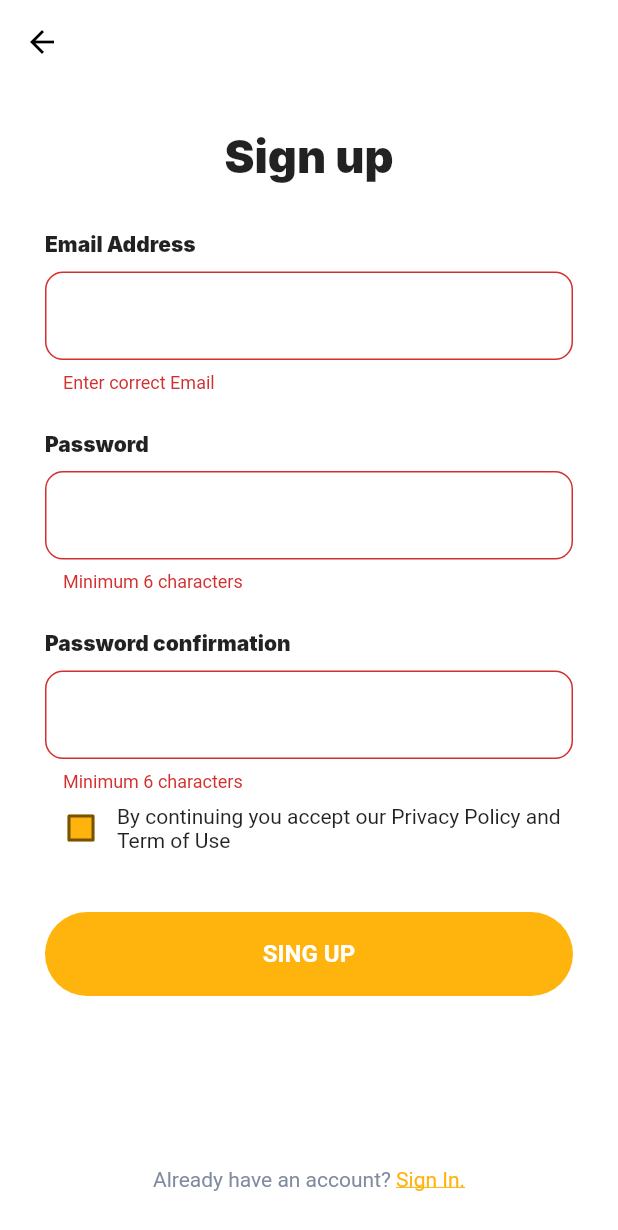
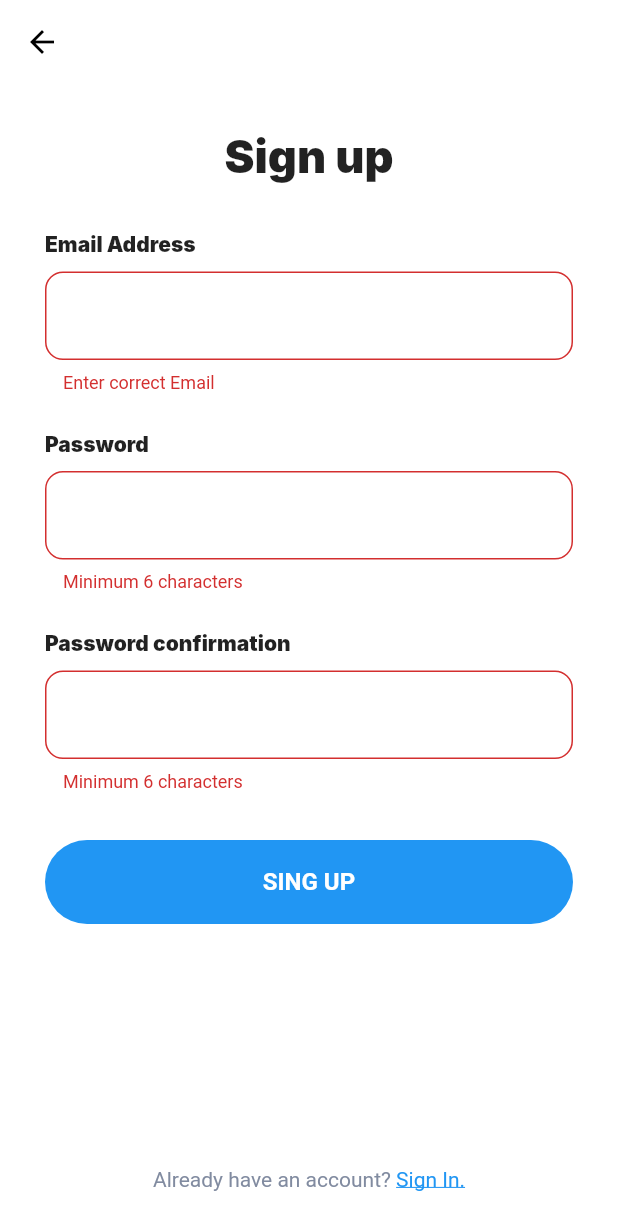
Before and after one commit to DutkinTE/hack, a Flutter app: the SignUpScreen screen opened by its route, after a tap on "SING UP", on a phone screen of 412 x 824 dp. Shown: the top 1230 px of the screen. Run offline on Flutter 3.47's test engine with Material 2 defaults, Android fonts, the phone set to English and light mode, and no system bars; our stand-ins replace cloud_firestore, email_validator, firebase_auth, firebase_core; accounts and stored records are empty; Roboto replaces fonts that are missing (Inter).

Commit message:
небольшие поправки, экран создания

```diff
--- a/lib/main.dart
+++ b/lib/main.dart
@@ -1,5 +1,6 @@
 import 'package:firebase_core/firebase_core.dart';
 import 'package:flutter/material.dart';
+import 'package:hack/screens/create_screen.dart';
 import 'package:hack/screens/home_screen.dart';
 import 'package:hack/screens/login/firebase_stream.dart';
 import 'package:hack/screens/login/login_screen.dart';
@@ -31,6 +32,7 @@ class MyApp extends StatelessWidget {
         '/signup': (context) => const SignUpScreen(),
         '/reset_password': (context) => const ResetPasswordScreen(),
         '/verify_email': (context) => const VerifyEmailScreen(),
+        '/create': (context) => const CreateScreen()
       },
       initialRoute: '/',
     );
--- a/lib/screens/login/login_screen.dart
+++ b/lib/screens/login/login_screen.dart
@@ -148,7 +148,7 @@ class _LoginScreenState extends State<LoginScreen> {
                   ElevatedButton(
                     style: ButtonStyle(
                       backgroundColor: MaterialStateProperty.all<Color>(
-                          const Color.fromRGBO(255, 179, 13, 1)),
+                          Colors.blue,),
                       elevation: MaterialStateProperty.all(0),
                       shape: MaterialStateProperty.all(
                         RoundedRectangleBorder(
@@ -189,7 +189,7 @@ class _LoginScreenState extends State<LoginScreen> {
                         child: const Text(
                           'Sign Up.',
                           style: TextStyle(
-                              color: Color.fromRGBO(255, 179, 13, 1),
+                              color: Colors.blue,
                               fontWeight: FontWeight.normal,
                               decoration: TextDecoration.underline,
                               fontSize: 14,
--- a/lib/screens/login/reset_password.dart
+++ b/lib/screens/login/reset_password.dart
@@ -119,7 +119,7 @@ class _ResetPasswordScreenState extends State<ResetPasswordScreen> {
               ElevatedButton(
                 style: ButtonStyle(
                   backgroundColor: MaterialStateProperty.all<Color>(
-                      const Color.fromRGBO(255, 179, 13, 1)),
+                      Colors.blue,),
                   elevation: MaterialStateProperty.all(0),
                   shape: MaterialStateProperty.all(
                     RoundedRectangleBorder(
--- a/lib/screens/login/signup_screen.dart
+++ b/lib/screens/login/signup_screen.dart
@@ -15,7 +15,6 @@ class SignUpScreen extends StatefulWidget {
 
 class _SignUpScreen extends State<SignUpScreen> {
   bool isHiddenPassword = true;
-  bool accept = false;
   TextEditingController emailTextInputController = TextEditingController();
   TextEditingController passwordTextInputController = TextEditingController();
   TextEditingController passwordTextRepeatInputController =
@@ -53,14 +52,6 @@ class _SignUpScreen extends State<SignUpScreen> {
       return;
     }
 
-    if (accept == false) {
-        SnackBarService.showSnackBar(
-          context,
-          'To continue accept our Privacy Policy and Terms of Use',
-          true,
-        );
-        return;
-      }
 
     try {
       await FirebaseAuth.instance.createUserWithEmailAndPassword(
@@ -204,28 +195,13 @@ class _SignUpScreen extends State<SignUpScreen> {
                           borderRadius: BorderRadius.circular(12)),
                     ),
                   ),
-                  Row(
-                    children: [
-                      Checkbox(
-                        value: accept,
-                        fillColor: MaterialStateProperty.all<Color>(
-                              const Color.fromRGBO(255, 179, 13, 1)),
-                        onChanged: (bool? value) {
-                          setState(() {
-                            accept = value!;
-                          });
-                        },
-                      ),
-                      const Flexible(child: Text('By continuing you accept our Privacy Policy and Term of Use'))
-                    ],
-                  ),
                   const SizedBox(
                     height: 32,
                   ),
                   ElevatedButton(
                     style: ButtonStyle(
                       backgroundColor: MaterialStateProperty.all<Color>(
-                          const Color.fromRGBO(255, 179, 13, 1)),
+                          Colors.blue,),
                       elevation: MaterialStateProperty.all(0),
                       shape: MaterialStateProperty.all(
                         RoundedRectangleBorder(
@@ -264,7 +240,7 @@ class _SignUpScreen extends State<SignUpScreen> {
                         child: const Text(
                           'Sign In.',
                           style: TextStyle(
-                              color: Color.fromRGBO(255, 179, 13, 1),
+                              color: Colors.blue,
                               fontWeight: FontWeight.normal,
                               decoration: TextDecoration.underline,
                               fontSize: 14),
--- a/lib/widgets/profile_widget.dart
+++ b/lib/widgets/profile_widget.dart
@@ -38,7 +38,7 @@ class _ProfileWidgetState extends State<ProfileWidget> {
             ElevatedButton(
                     style: ButtonStyle(
                       backgroundColor: MaterialStateProperty.all<Color>(
-                          const Color.fromRGBO(255, 179, 13, 1)),
+                          Colors.blue,),
                       elevation: MaterialStateProperty.all(0),
                       shape: MaterialStateProperty.all(
                         RoundedRectangleBorder(
@@ -62,7 +62,7 @@ class _ProfileWidgetState extends State<ProfileWidget> {
             ElevatedButton(
                     style: ButtonStyle(
                       backgroundColor: MaterialStateProperty.all<Color>(
-                          const Color.fromRGBO(255, 179, 13, 1)),
+                          Colors.blue,),
                       elevation: MaterialStateProperty.all(0),
                       shape: MaterialStateProperty.all(
                         RoundedRectangleBorder(
```
Also changed, not shown: lib/screens/create_screen.dart (added, +22 -0 lines), lib/screens/main_screen.dart (+6 -5 lines), lib/widgets/home_widget.dart (added, +31 -0 lines).
